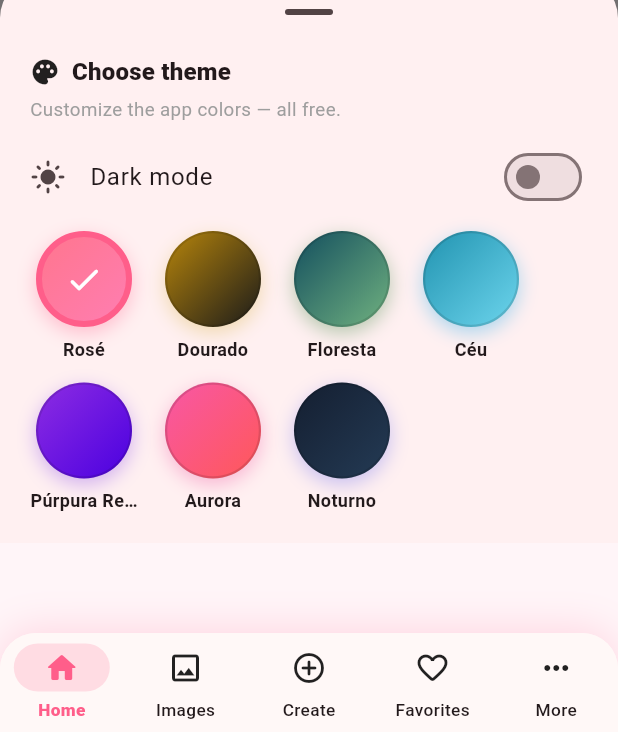
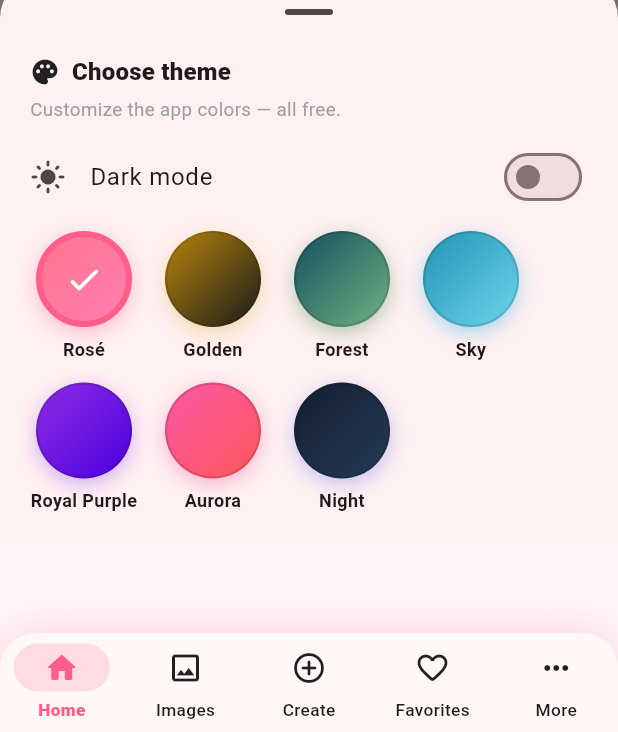
Before and after one commit to bruuhviiper-dev/app27, a Flutter app: the screen it shows after launch, after a tap on the "palette" icon, on a phone screen of 412 x 824 dp, the part 504-1236 px from its top. Run offline on Flutter 3.47's test engine with Material 3 defaults, Android fonts, the phone set to English and light mode, and no system bars; our stand-ins replace cached_network_image, flutter_local_notifications, flutter_timezone, google_fonts, google_mobile_ads, image_picker and 4 more; missing offline and left inert: gal; network calls fail.

Commit message:
i18n: nomes das paletas de tema localizados (pt/en/es)
Co-Authored-By: Claude Opus 4.8 (1M context) <noreply@anthropic.com>

Claude-Session: https://claude.ai/code/session_01DoCN38qTZUr81gBwuVo5Pv

```diff
--- a/lib/data/app_palettes.dart
+++ b/lib/data/app_palettes.dart
@@ -1,4 +1,6 @@
 import 'package:flutter/material.dart';
+
+import '../l10n/lang.dart';
 
 /// Paleta de cores vendável (tema do app). A "clássica" é grátis.
 class AppPalette {
@@ -72,4 +74,15 @@ class AppPalettes {
 
   static AppPalette byId(String id) =>
       all.firstWhere((p) => p.id == id, orElse: () => classico);
+
+  /// Nome do tema no idioma do aparelho (UI 100% traduzida).
+  static String displayName(AppPalette p) => switch (p.id) {
+        'dourado' => Lang.t('Dourado', 'Golden', 'Dorado'),
+        'oliveira' => Lang.t('Floresta', 'Forest', 'Bosque'),
+        'ceu' => Lang.t('Céu', 'Sky', 'Cielo'),
+        'purpura' => Lang.t('Púrpura Real', 'Royal Purple', 'Púrpura Real'),
+        'aurora' => 'Aurora',
+        'noturno' => Lang.t('Noturno', 'Night', 'Nocturno'),
+        _ => 'Rosé',
+      };
 }
--- a/lib/screens/home_screen.dart
+++ b/lib/screens/home_screen.dart
@@ -184,7 +184,7 @@ void _showThemePicker(BuildContext context) {
                         const SizedBox(height: 6),
                         SizedBox(
                           width: 72,
-                          child: Text(p.name,
+                          child: Text(AppPalettes.displayName(p),
                               textAlign: TextAlign.center,
                               maxLines: 1,
                               overflow: TextOverflow.ellipsis,
```
